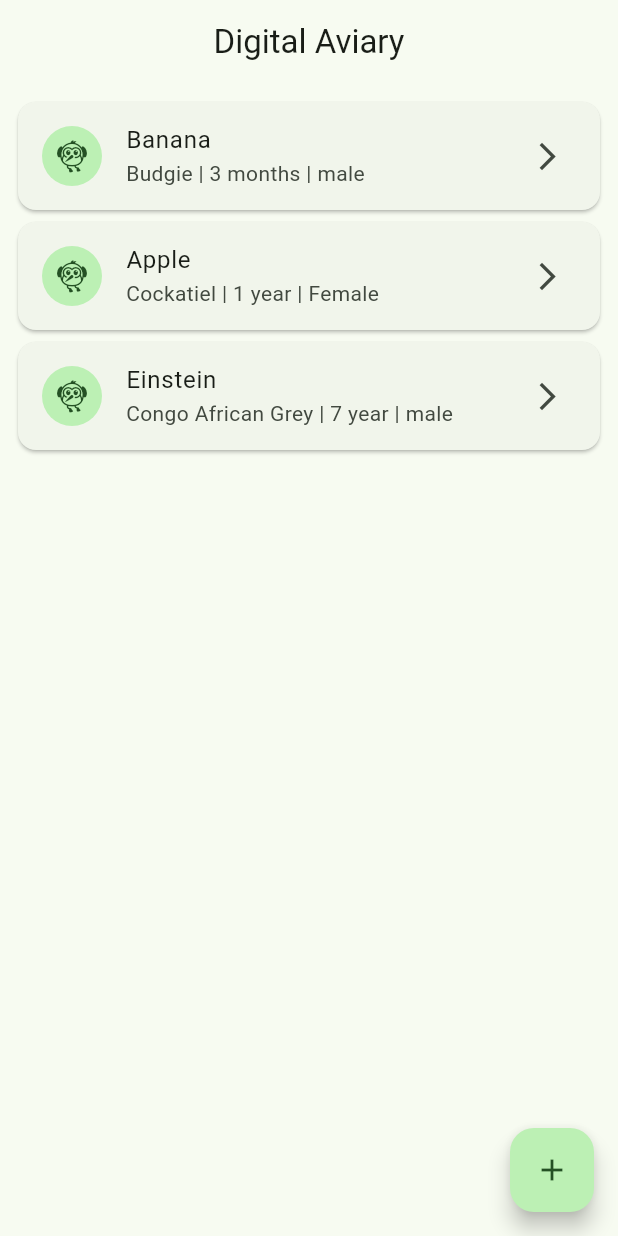
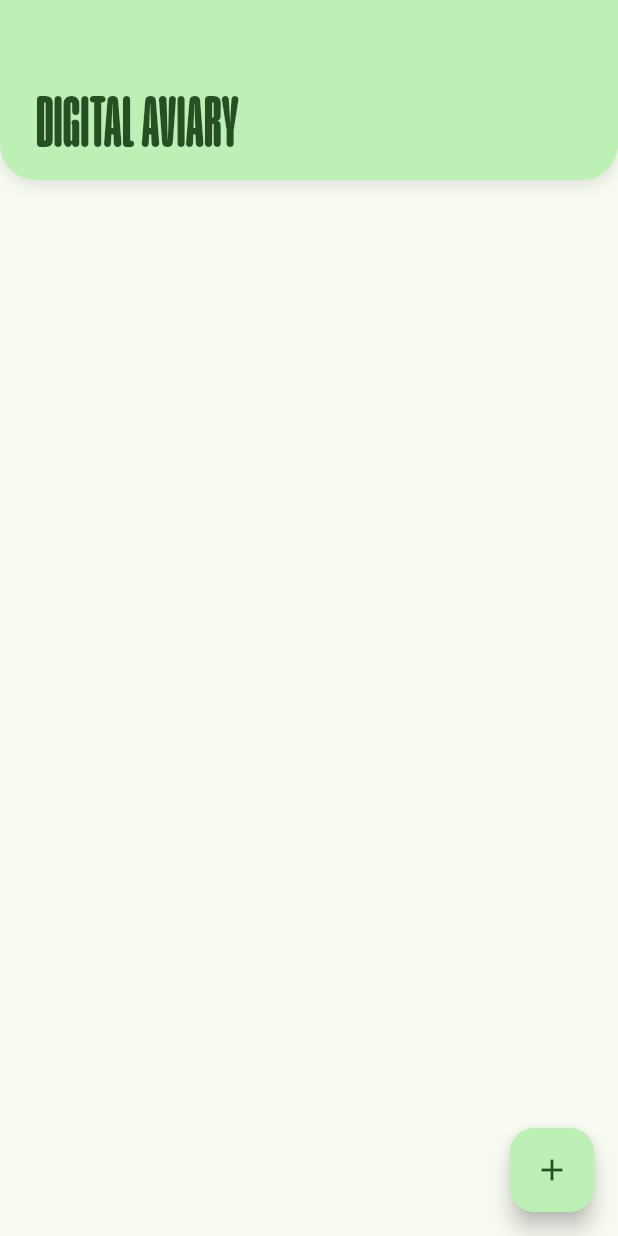
Before and after one commit to ibi-yz/featherflow, a Flutter app: the screen it shows after launch, on a phone screen of 412 x 824 dp. Run offline on Flutter 3.47's test engine with Material 3 defaults, Android fonts, the phone set to English and light mode, and no system bars.

Commit message:
feat: redesign aviary screen to M3 spec

```diff
--- a/lib/screens/aviary_screen.dart
+++ b/lib/screens/aviary_screen.dart
@@ -11,35 +11,98 @@ class AviaryScreen extends StatefulWidget {
 
 class _AviaryScreenState extends State<AviaryScreen> {
   final List<Bird> birds = [
-    Bird(name: 'Banana', species: 'Budgie', age: '3 months', gender: 'male'),
+    /*Bird(name: 'Banana', species: 'Budgie', age: '3 months', gender: 'male'),
     Bird(name: 'Apple', species: 'Cockatiel', age: '1 year', gender: 'Female'),
     Bird(
       name: 'Einstein',
       species: "Congo African Grey",
       age: '7 year',
       gender: 'male',
-    ),
+    )*/
   ];
 
   @override
   Widget build(BuildContext context) {
     return Scaffold(
-      appBar: AppBar(title: Text('Digital Aviary'), centerTitle: true),
-      body: ListView.builder(
-        padding: EdgeInsets.all(8),
+      /*appBar: AppBar(
+        title: Text(
+          'DIGITAL AVIARY',
+          style: TextStyle(
+            fontFamily: 'Unique',
+            fontSize: 64,
+            fontWeight: FontWeight.w700,
+          ),
+        ),
+        centerTitle: true,
+      )*/
+      body: Column(
+        children: [
+          Container(
+            width: double.infinity,
+            height: 120,
+            decoration: BoxDecoration(
+              color: Theme.of(context).colorScheme.primaryContainer,
+              borderRadius: const BorderRadius.only(
+                bottomLeft: Radius.circular(24),
+                bottomRight: Radius.circular(24),
+              ),
+              boxShadow: [
+                BoxShadow(
+                  color: Colors.black.withValues(alpha: 0.1),
+                  blurRadius: 8,
+                  offset: Offset(0, 4),
+                ),
+              ],
+            ),
+            padding: const EdgeInsets.only(
+              top: 60,
+              left: 24,
+              right: 23,
+              bottom: 20,
+            ),
+            child: Text(
+              'DIGITAL AVIARY',
+              style: TextStyle(
+                fontFamily: 'Unique',
+                fontSize: 48,
+                fontWeight: FontWeight.w700,
+                color: Theme.of(context).colorScheme.onPrimaryContainer,
+                height: 1.0,
+              ),
+            ),
+          ),
+          Expanded(
+            child: ListView.builder(
+              padding: EdgeInsets.only(top: 12),
               itemCount: birds.length,
               itemBuilder: (context, index) {
                 final bird = birds[index];
                 return Card(
+                  margin: EdgeInsets.symmetric(horizontal: 16, vertical: 6),
+                  elevation: 1,
+                  shape: RoundedRectangleBorder(
+                    borderRadius: BorderRadius.circular(16),
+                  ),
+                  color: Theme.of(context).colorScheme.surfaceContainerLow,
                   child: ListTile(
+                    contentPadding: const EdgeInsets.symmetric(
+                      horizontal: 16,
+                      vertical: 4,
+                    ),
                     leading: CircleAvatar(child: Icon(Icons.flutter_dash)),
                     title: Text(bird.name),
-              subtitle: Text('${bird.species} | ${bird.age} | ${bird.gender}'),
-              trailing: Icon(Icons.arrow_forward_ios, size: 22),
+                    subtitle: Text(
+                      '${bird.species} | ${bird.age} | ${bird.gender}',
+                    ),
+                    trailing: Icon(Icons.arrow_forward_ios, size: 16),
                   ),
                 );
               },
             ),
+          ),
+        ],
+      ),
+
       floatingActionButton: FloatingActionButton(
         onPressed: () async {
           final newBird = await Navigator.push<Bird>(
```
Also changed, not shown: pubspec.yaml (+5 -4 lines), assets/fonts/Unique-Bold.ttf (added). Lines whose indentation alone changed are shown as unchanged.
